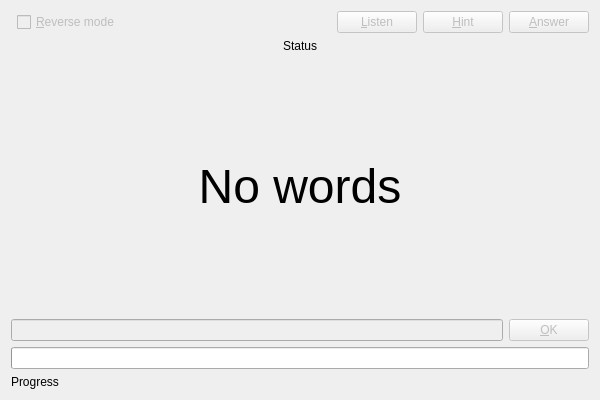
The window that Trainer.ui (pippijn/gvoc) describes before a commit, drawn with Qt 5.
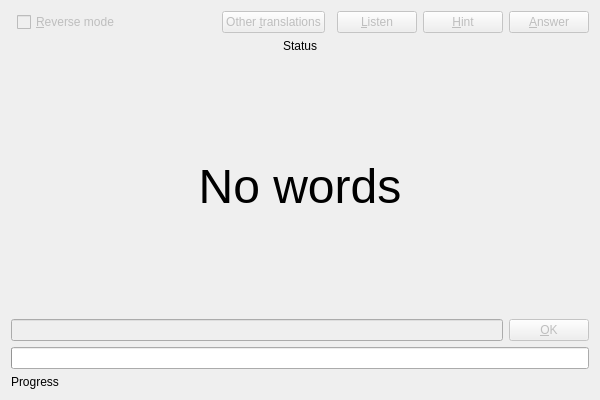
The same window after the commit.

The edit to the form file:
```diff
--- a/Trainer.ui
+++ b/Trainer.ui
@@ -152,6 +152,16 @@
      </property>
     </widget>
    </item>
+   <item row="0" column="3">
+    <widget class="QPushButton" name="btnTranslations">
+     <property name="enabled">
+      <bool>false</bool>
+     </property>
+     <property name="text">
+      <string>Other &amp;translations</string>
+     </property>
+    </widget>
+   </item>
   </layout>
  </widget>
  <layoutdefault spacing="6" margin="11"/>
```
